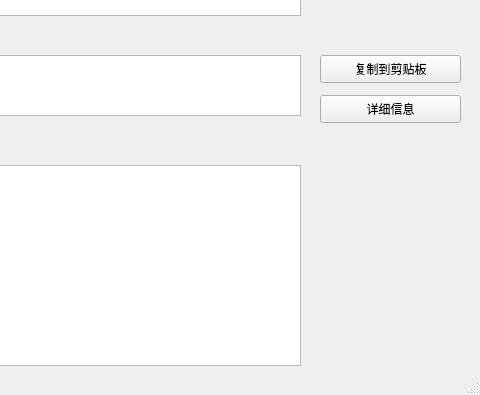
First picture: the form in ui_mainWindow.ui, repository hyyisasleep/mmeCreditListGenerator, before the edit; both pictures show x 320 to 800 and y 205 to 600 of the 800 by 600 pixel window.
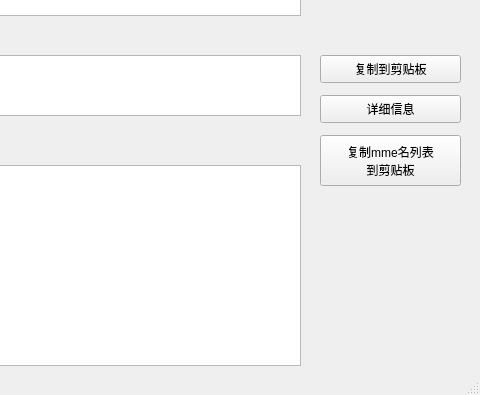
Second picture: the form after the edit.

Diff of the .ui file:
```diff
--- a/ui_mainWindow.ui
+++ b/ui_mainWindow.ui
@@ -160,6 +160,20 @@
      </rect>
     </property>
    </widget>
+   <widget class="QPushButton" name="copy_detailed_results_button">
+    <property name="geometry">
+     <rect>
+      <x>640</x>
+      <y>340</y>
+      <width>141</width>
+      <height>51</height>
+     </rect>
+    </property>
+    <property name="text">
+     <string>复制mme名列表
+到剪贴板</string>
+    </property>
+   </widget>
   </widget>
   <widget class="QStatusBar" name="statusbar"/>
  </widget>
```
Left out of the diff: 17 changed lines with no effect on the pictures.
